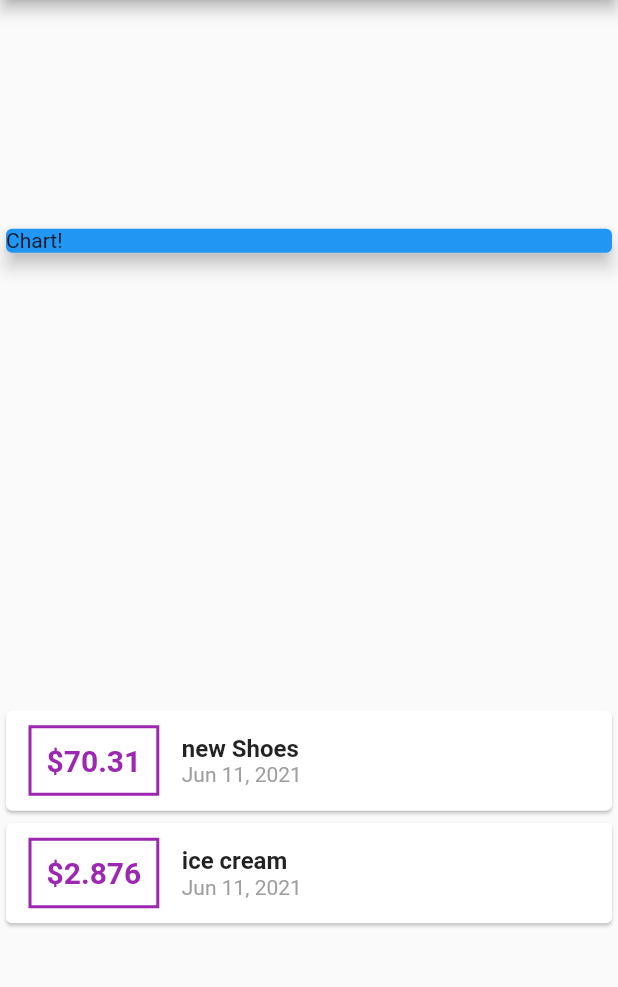
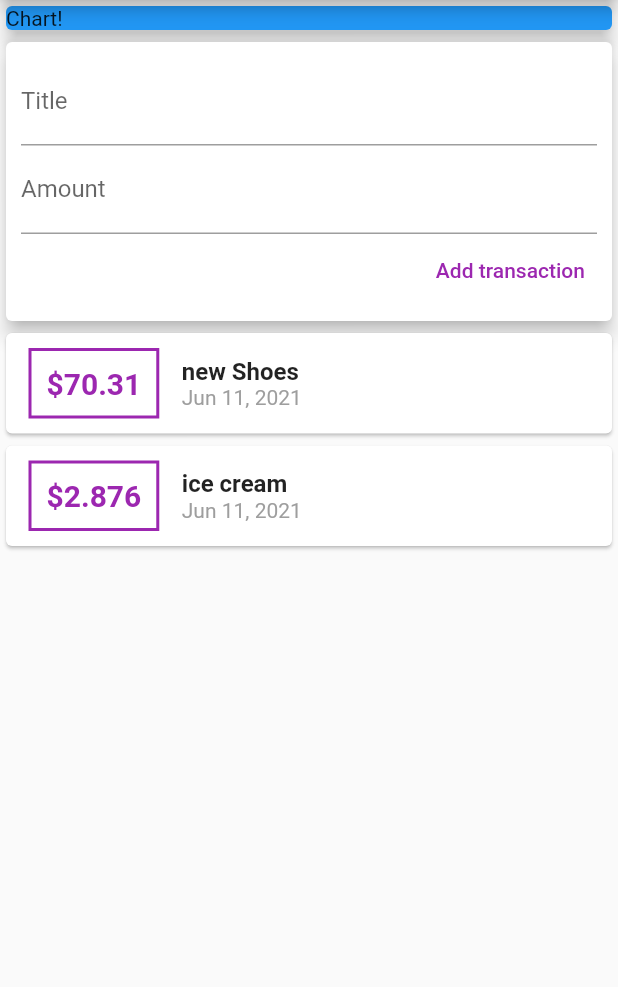
Before and after one commit to jamil-qn/expense-planner-flutter-app, a Flutter app: the screen it shows after launch, on a phone screen of 412 x 824 dp, the part 84-1071 px from its top. Run offline on Flutter 3.47's test engine with Material 2 defaults, Android fonts, the phone set to English and light mode, and no system bars.

Commit message:
get user traction and add new transaction card to list when user press add transaction button

```diff
--- a/lib/main.dart
+++ b/lib/main.dart
@@ -1,6 +1,5 @@
 import 'package:flutter/material.dart';
-import 'package:intl/intl.dart';
-import './transaction.dart';
+import './widgets/user_transaction.dart';
 
 void main() => runApp(MyApp());
 
@@ -15,12 +14,11 @@ class MyApp extends StatelessWidget {
 }
 
 class MyHomePage extends StatelessWidget {
-  final List<Transaction> transactions = [
-    Transaction(
-        id: 't1', title: 'new Shoes', amount: 70.31, date: DateTime.now()),
-    Transaction(
-        id: 't2', title: 'ice cream', amount: 2.876, date: DateTime.now()),
-  ];
+  // String titleInput = '';
+  // String amountInput = '';
+  final titleController = TextEditingController();
+  final amountController = TextEditingController();
+
   @override
   Widget build(BuildContext context) {
     return Scaffold(
@@ -28,7 +26,7 @@ class MyHomePage extends StatelessWidget {
           title: Text('Expense Planner'),
         ),
         body: Column(
-          mainAxisAlignment: MainAxisAlignment.spaceAround,
+          // mainAxisAlignment: MainAxisAlignment.start,
           crossAxisAlignment: CrossAxisAlignment.center,
           children: [
             Container(
@@ -39,44 +37,7 @@ class MyHomePage extends StatelessWidget {
                 elevation: 5,
               ),
             ),
-            Column(
-              children: transactions.map((tx) {
-                return Card(
-                  child: Row(
-                    children: [
-                      Container(
-                          margin: EdgeInsets.symmetric(
-                              vertical: 10, horizontal: 15),
-                          decoration: BoxDecoration(
-                              border:
-                                  Border.all(color: Colors.purple, width: 2)),
-                          padding: EdgeInsets.all(10),
-                          child: Text(
-                            '\$${tx.amount}',
-                            style: TextStyle(
-                                fontWeight: FontWeight.bold,
-                                fontSize: 20,
-                                color: Colors.purple),
-                          )),
-                      Column(
-                        crossAxisAlignment: CrossAxisAlignment.start,
-                        children: [
-                          Text(
-                            tx.title,
-                            style: TextStyle(
-                                fontSize: 16, fontWeight: FontWeight.bold),
-                          ),
-                          Text(
-                            DateFormat.yMMMd().format(tx.date),
-                            style: TextStyle(color: Colors.grey),
-                          ),
-                        ],
-                      )
-                    ],
-                  ),
-                );
-              }).toList(),
-            ),
+            UserTransaction()
           ],
         ));
   }
--- a/lib/transaction.dart
+++ b/lib/models/transaction.dart
@@ -1,4 +1,4 @@
-import 'package:flutter/foundation.dart';
+// import 'package:flutter/foundation.dart';
 
 class Transaction {
   final String id;
--- /dev/null
+++ b/lib/widgets/new_transaction.dart
@@ -0,0 +1,40 @@
+import 'package:flutter/material.dart';
+
+class NewTransaction extends StatelessWidget {
+  final Function addTx;
+  final titleController = TextEditingController();
+  final amountController = TextEditingController();
+
+  NewTransaction(this.addTx);
+  @override
+  Widget build(BuildContext context) {
+    return Card(
+      elevation: 5,
+      child: Container(
+        padding: EdgeInsets.all(10),
+        child: Column(
+          crossAxisAlignment: CrossAxisAlignment.end,
+          children: [
+            TextField(
+              decoration: InputDecoration(labelText: 'Title'),
+              controller: titleController,
+              // onChanged: (value) => titleInput = value,
+            ),
+            TextField(
+              decoration: InputDecoration(labelText: 'Amount'),
+              controller: amountController,
+              // onChanged: (value) => amountInput = value,
+            ),
+            TextButton(
+              child: Text('Add transaction'),
+              style: TextButton.styleFrom(primary: Colors.purple),
+              onPressed: () {
+                  addTx(titleController.text, double.parse(amountController.text));
+              },
+            )
+          ],
+        ),
+      ),
+    );
+  }
+}
--- /dev/null
+++ b/lib/widgets/transaction_list.dart
@@ -0,0 +1,47 @@
+import 'package:flutter/material.dart';
+import 'package:intl/intl.dart';
+import '../models/transaction.dart';
+
+class TransactionList extends StatelessWidget {
+  final List<Transaction> transactions;
+
+  TransactionList(this.transactions);
+  @override
+  Widget build(BuildContext context) {
+    return Column(
+      children: transactions.map((tx) {
+        return Card(
+          child: Row(
+            children: [
+              Container(
+                  margin: EdgeInsets.symmetric(vertical: 10, horizontal: 15),
+                  decoration: BoxDecoration(
+                      border: Border.all(color: Colors.purple, width: 2)),
+                  padding: EdgeInsets.all(10),
+                  child: Text(
+                    '\$${tx.amount}',
+                    style: TextStyle(
+                        fontWeight: FontWeight.bold,
+                        fontSize: 20,
+                        color: Colors.purple),
+                  )),
+              Column(
+                crossAxisAlignment: CrossAxisAlignment.start,
+                children: [
+                  Text(
+                    tx.title,
+                    style: TextStyle(fontSize: 16, fontWeight: FontWeight.bold),
+                  ),
+                  Text(
+                    DateFormat.yMMMd().format(tx.date),
+                    style: TextStyle(color: Colors.grey),
+                  ),
+                ],
+              )
+            ],
+          ),
+        );
+      }).toList(),
+    );
+  }
+}
--- /dev/null
+++ b/lib/widgets/user_transaction.dart
@@ -0,0 +1,37 @@
+import 'package:flutter/material.dart';
+import './transaction_list.dart';
+import './new_transaction.dart';
+import '../models/transaction.dart';
+
+class UserTransaction extends StatefulWidget {
+  @override
+  _UserTransactionState createState() => _UserTransactionState();
+}
+
+class _UserTransactionState extends State<UserTransaction> {
+  final List<Transaction> _usertransactions = [
+    Transaction(
+        id: 't1', title: 'new Shoes', amount: 70.31, date: DateTime.now()),
+    Transaction(
+        id: 't2', title: 'ice cream', amount: 2.876, date: DateTime.now()),
+  ];
+
+  void _addNewTransaction(String txTitle, double txAmount) {
+    final newTx = Transaction(
+        title: txTitle,
+        amount: txAmount,
+        date: DateTime.now(),
+        id: DateTime.now().toString());
+
+        setState(() {
+          _usertransactions.add(newTx);
+        });
+  }
+
+  @override
+  Widget build(BuildContext context) {
+    return Column(
+      children: [NewTransaction(_addNewTransaction), TransactionList(_usertransactions)],
+    );
+  }
+}
```
